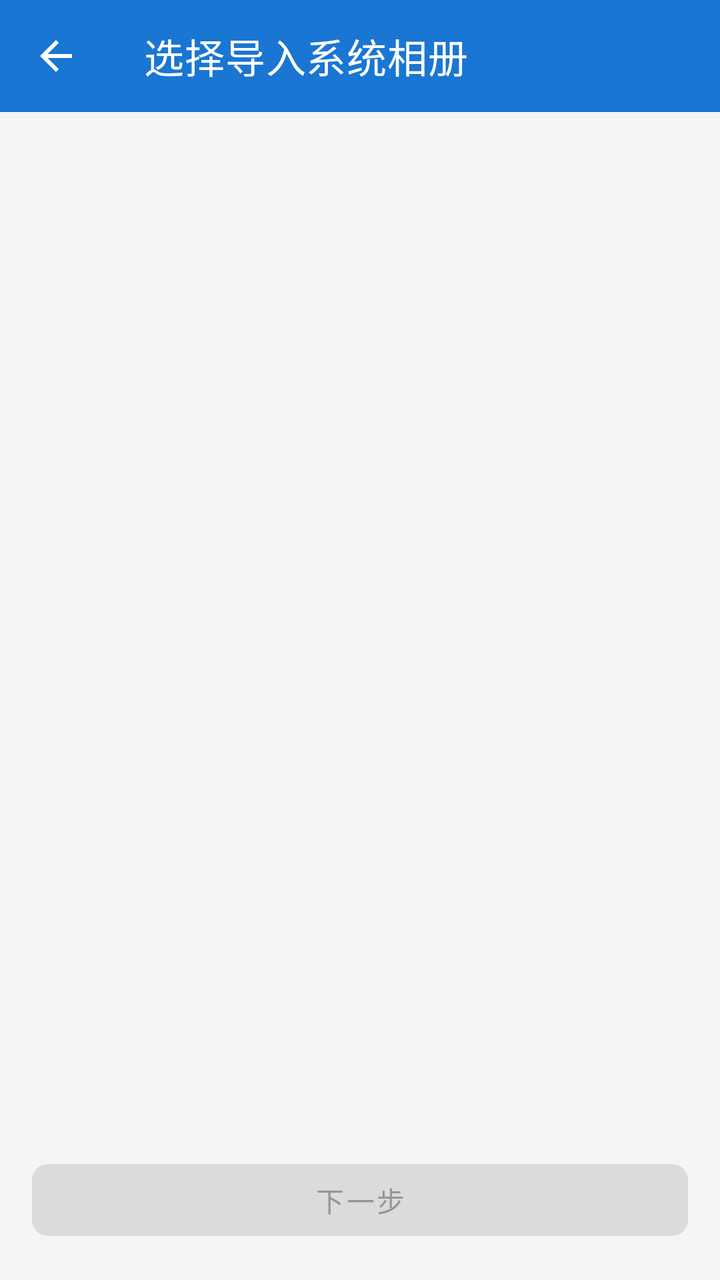
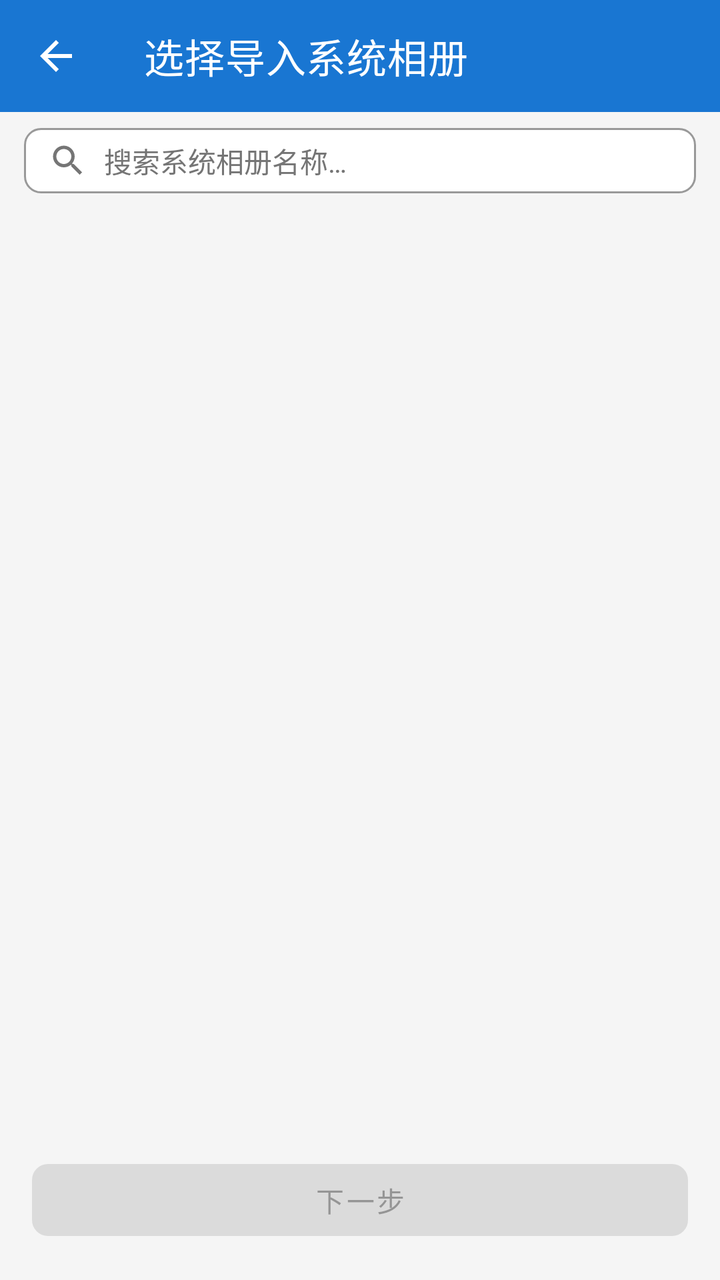

The first picture is an Android layout as it rendered before a commit; the second is the same layout after the commit. The layout source and the unified diff follow.
<!-- AndroidManifest.xml: application theme Theme.CategoricalGallery -->
<!-- res/layout/activity_import.xml -->
<?xml version="1.0" encoding="utf-8"?>
<LinearLayout xmlns:android="http://schemas.android.com/apk/res/android"
    xmlns:app="http://schemas.android.com/apk/res-auto"
    android:layout_width="match_parent"
    android:layout_height="match_parent"
    android:orientation="vertical"
    android:background="@color/colorBackground">

    <androidx.appcompat.widget.Toolbar
        android:id="@+id/toolbar"
        style="@style/ToolbarStyle"
        android:layout_width="match_parent"
        android:layout_height="?attr/actionBarSize"
        app:navigationIcon="@drawable/ic_back"
        app:title="@string/title_select_system_album" />

    <FrameLayout
        android:id="@+id/contentContainer"
        android:layout_width="match_parent"
        android:layout_height="0dp"
        android:layout_weight="1">

        
        <LinearLayout
            android:id="@+id/stateSelectAlbum"
            android:layout_width="match_parent"
            android:layout_height="match_parent"
            android:orientation="vertical"
            android:visibility="visible">

            <FrameLayout
                android:layout_width="match_parent"
                android:layout_height="0dp"
                android:layout_weight="1">

                <androidx.recyclerview.widget.RecyclerView
                    android:id="@+id/recyclerAlbums"
                    android:layout_width="match_parent"
                    android:layout_height="match_parent"
                    android:clipToPadding="false"
                    android:paddingTop="6dp"
                    android:paddingBottom="6dp"
                    android:scrollbars="vertical" />

                <TextView
                    android:id="@+id/textEmpty"
                    android:layout_width="wrap_content"
                    android:layout_height="wrap_content"
                    android:layout_gravity="center"
                    android:text="@string/empty_system_albums"
                    android:textColor="@color/colorEmptyText"
                    android:textSize="16sp"
                    android:visibility="gone" />
            </FrameLayout>

            <com.google.android.material.button.MaterialButton
                android:id="@+id/btnNextStep"
                android:layout_width="match_parent"
                android:layout_height="wrap_content"
                android:layout_margin="16dp"
                android:text="@string/btn_next_step"
                android:enabled="false"
                app:cornerRadius="8dp" />
        </LinearLayout>

        
        <LinearLayout
            android:id="@+id/stateSelectMode"
            android:layout_width="match_parent"
            android:layout_height="match_parent"
            android:orientation="vertical"
            android:visibility="gone"
            android:padding="20dp">

            <LinearLayout
                android:layout_width="match_parent"
                android:layout_height="0dp"
                android:layout_weight="1"
                android:orientation="vertical"
                android:gravity="center">

                <TextView
                    android:layout_width="match_parent"
                    android:layout_height="wrap_content"
                    android:text="@string/mode_move_desc"
                    android:textColor="@color/colorRed"
                    android:textSize="15sp"
                    android:lineSpacingExtra="2dp"
                    android:layout_marginBottom="28dp" />

                <TextView
                    android:layout_width="match_parent"
                    android:layout_height="wrap_content"
                    android:text="@string/mode_copy_desc"
                    android:textColor="@color/colorGreen"
                    android:textSize="15sp"
                    android:lineSpacingExtra="2dp" />
            </LinearLayout>

            <LinearLayout
                android:layout_width="match_parent"
                android:layout_height="wrap_content"
                android:orientation="horizontal">

                <com.google.android.material.button.MaterialButton
                    android:id="@+id/btnMoveMode"
                    android:layout_width="0dp"
                    android:layout_height="wrap_content"
                    android:layout_weight="1"
                    android:layout_marginEnd="8dp"
                    android:text="@string/btn_move_mode"
                    android:textColor="@color/white"
                    app:backgroundTint="@color/colorRed"
                    app:cornerRadius="8dp" />

                <com.google.android.material.button.MaterialButton
                    android:id="@+id/btnCopyMode"
                    android:layout_width="0dp"
                    android:layout_height="wrap_content"
                    android:layout_weight="1"
                    android:layout_marginStart="8dp"
                    android:text="@string/btn_copy_mode"
                    android:textColor="@color/white"
                    app:backgroundTint="@color/colorGreen"
                    app:cornerRadius="8dp" />
            </LinearLayout>
        </LinearLayout>

        
        <LinearLayout
            android:id="@+id/stateImporting"
            android:layout_width="match_parent"
            android:layout_height="match_parent"
            android:orientation="vertical"
            android:gravity="center"
            android:padding="40dp"
            android:visibility="gone">

            <TextView
                android:layout_width="wrap_content"
                android:layout_height="wrap_content"
                android:text="@string/importing_please_wait"
                android:textColor="@color/colorTextPrimary"
                android:textSize="16sp"
                android:layout_marginBottom="24dp" />

            <ProgressBar
                android:id="@+id/progressBar"
                style="?android:attr/progressBarStyleHorizontal"
                android:layout_width="match_parent"
                android:layout_height="wrap_content"
                android:max="100"
                android:progress="0" />

            <TextView
                android:id="@+id/textProgress"
                android:layout_width="wrap_content"
                android:layout_height="wrap_content"
                android:layout_marginTop="12dp"
                android:text="0%"
                android:textColor="@color/colorTextSecondary"
                android:textSize="14sp" />
        </LinearLayout>

        
        <FrameLayout
            android:id="@+id/stateComplete"
            android:layout_width="match_parent"
            android:layout_height="match_parent"
            android:visibility="gone">

            <LinearLayout
                android:layout_width="wrap_content"
                android:layout_height="wrap_content"
                android:layout_gravity="center"
                android:orientation="vertical"
                android:gravity="center">

                <ImageView
                    android:layout_width="96dp"
                    android:layout_height="96dp"
                    android:src="@drawable/ic_check_circle"
                    android:contentDescription="@string/import_success" />

                <TextView
                    android:layout_width="wrap_content"
                    android:layout_height="wrap_content"
                    android:layout_marginTop="16dp"
                    android:text="@string/import_success"
                    android:textColor="@color/colorTextPrimary"
                    android:textSize="20sp"
                    android:textStyle="bold" />
            </LinearLayout>

            <com.google.android.material.button.MaterialButton
                android:id="@+id/btnFinishExit"
                android:layout_width="wrap_content"
                android:layout_height="wrap_content"
                android:layout_gravity="bottom|end"
                android:layout_margin="16dp"
                android:text="@string/btn_finish_exit"
                app:cornerRadius="8dp" />
        </FrameLayout>
    </FrameLayout>
</LinearLayout>
<!-- resources referenced by this layout -->
<resources>
  <color name="colorBackground">#FFF5F5F5</color>
  <color name="colorEmptyText">#FF9E9E9E</color>
  <color name="colorGreen">#FF2E7D32</color>
  <color name="colorRed">#FFD32F2F</color>
  <color name="colorTextPrimary">#FF212121</color>
  <color name="colorTextSecondary">#FF757575</color>
  <color name="white">#FFFFFFFF</color>
  <!-- drawable ic_back (drawable) -->
  <vector xmlns:android="http://schemas.android.com/apk/res/android"
      android:width="24dp" android:height="24dp"
      android:viewportWidth="24" android:viewportHeight="24"
      android:tint="@color/white">
      <path android:fillColor="@android:color/white"
          android:pathData="M20,11H7.83l5.59,-5.59L12,4l-8,8 8,8 1.41,-1.41L7.83,13H20v-2z"/>
  </vector>
  <!-- drawable ic_check_circle (drawable) -->
  <vector xmlns:android="http://schemas.android.com/apk/res/android"
      android:width="48dp" android:height="48dp"
      android:viewportWidth="24" android:viewportHeight="24">
      <path android:fillColor="@color/colorGreenCheck"
          android:pathData="M12,2C6.48,2 2,6.48 2,12s4.48,10 10,10 10,-4.48 10,-10S17.52,2 12,2zM10,17l-5,-5 1.41,-1.41L10,14.17l7.59,-7.59L19,8l-9,9z"/>
  </vector>
  <string name="btn_copy_mode">复制模式</string>
  <string name="btn_finish_exit">完成并退出</string>
  <string name="btn_move_mode">移动模式</string>
  <string name="btn_next_step">下一步</string>
  <string name="empty_system_albums">暂无系统相册</string>
  <string name="import_success">导入成功</string>
  <string name="importing_please_wait">正在导入，请稍候…</string>
  <string name="mode_copy_desc">复制模式（建议）：将系统相册照片复制到本应用工作目录内，不删除原来的相册。注意本应用工作目录内的副本和系统相册目录内的原件相互独立，互不影响，如果要丢弃原件，需要手动删除。</string>
  <string name="mode_move_desc">移动模式（不建议）：先将系统相册照片复制到本应用工作目录内，再删除原来的相册和图片。</string>
  <string name="title_select_system_album">选择导入系统相册</string>
  <style name="ToolbarStyle" parent="Widget.MaterialComponents.Toolbar">
          <item name="android:background">@color/colorPrimary</item>
          <item name="titleTextColor">@color/white</item>
          <item name="android:minHeight">56dp</item>
      </style>
  <color name="colorGreenCheck">#FF4CAF50</color>
  <color name="colorPrimary">#FF1976D2</color>
  <color name="colorPrimaryDark">#FF0D47A1</color>
  <color name="colorAccent">#FF448AFF</color>
  <color name="black">#FF000000</color>
  <color name="colorSurface">#FFFFFFFF</color>
  <!-- unchanged entries left out for length: 1 -->
</resources>

<!-- the commit's change to res/layout/activity_import.xml (unified diff, before → after) -->
@@ -27,6 +27,57 @@
             android:layout_height="match_parent"
             android:orientation="vertical"
             android:visibility="visible">
+
+            
+            <LinearLayout
+                android:id="@+id/layoutSearch"
+                android:layout_width="match_parent"
+                android:layout_height="wrap_content"
+                android:orientation="horizontal"
+                android:gravity="center_vertical"
+                android:layout_marginStart="12dp"
+                android:layout_marginEnd="12dp"
+                android:layout_marginTop="8dp"
+                android:layout_marginBottom="4dp"
+                android:background="@drawable/bg_search_input"
+                android:paddingStart="12dp"
+                android:paddingEnd="8dp"
+                android:paddingTop="6dp"
+                android:paddingBottom="6dp">
+
+                <ImageView
+                    android:layout_width="20dp"
+                    android:layout_height="20dp"
+                    android:src="@drawable/ic_search"
+                    android:contentDescription="@string/search_system_album_hint" />
+
+                <EditText
+                    android:id="@+id/etSearchAlbum"
+                    android:layout_width="0dp"
+                    android:layout_height="wrap_content"
+                    android:layout_weight="1"
+                    android:layout_marginStart="8dp"
+                    android:layout_marginEnd="4dp"
+                    android:background="@null"
+                    android:hint="@string/search_system_album_hint"
+                    android:imeOptions="actionSearch"
+                    android:inputType="text"
+                    android:maxLines="1"
+                    android:singleLine="true"
+                    android:textColor="@color/colorTextPrimary"
+                    android:textColorHint="@color/colorTextSecondary"
+                    android:textSize="14sp" />
+
+                <ImageView
+                    android:id="@+id/btnClearSearch"
+                    android:layout_width="28dp"
+                    android:layout_height="28dp"
+                    android:padding="4dp"
+                    android:src="@drawable/ic_close"
+                    android:background="?attr/selectableItemBackgroundBorderless"
+                    android:contentDescription="@string/btn_cancel"
+                    android:visibility="gone" />
+            </LinearLayout>
 
             <FrameLayout
                 android:layout_width="match_parent"
<!-- resource entries referenced after the edit -->
@@ -7,6 +7,16 @@
   <color name="colorTextPrimary">#FF212121</color>
   <color name="colorTextSecondary">#FF757575</color>
   <color name="white">#FFFFFFFF</color>
+  <!-- drawable bg_search_input (drawable) -->
+  <?xml version="1.0" encoding="utf-8"?>
+  <shape xmlns:android="http://schemas.android.com/apk/res/android"
+      android:shape="rectangle">
+      <solid android:color="@color/colorSurface" />
+      <corners android:radius="8dp" />
+      <stroke
+          android:width="1dp"
+          android:color="@color/colorDivider" />
+  </shape>
   <!-- drawable ic_back (drawable) -->
   <vector xmlns:android="http://schemas.android.com/apk/res/android"
       android:width="24dp" android:height="24dp"
@@ -22,6 +32,27 @@
       <path android:fillColor="@color/colorGreenCheck"
           android:pathData="M12,2C6.48,2 2,6.48 2,12s4.48,10 10,10 10,-4.48 10,-10S17.52,2 12,2zM10,17l-5,-5 1.41,-1.41L10,14.17l7.59,-7.59L19,8l-9,9z"/>
   </vector>
+  <!-- drawable ic_close (drawable) -->
+  <vector xmlns:android="http://schemas.android.com/apk/res/android"
+      android:width="24dp"
+      android:height="24dp"
+      android:viewportWidth="24"
+      android:viewportHeight="24">
+      <path
+          android:fillColor="@color/colorTextSecondary"
+          android:pathData="M19,6.41L17.59,5 12,10.59 6.41,5 5,6.41 10.59,12 5,17.59 6.41,19 12,13.41 17.59,19 19,17.59 13.41,12z" />
+  </vector>
+  <!-- drawable ic_search (drawable) -->
+  <vector xmlns:android="http://schemas.android.com/apk/res/android"
+      android:width="24dp"
+      android:height="24dp"
+      android:viewportWidth="24"
+      android:viewportHeight="24">
+      <path
+          android:fillColor="@color/colorTextSecondary"
+          android:pathData="M15.5,14h-0.79l-0.28,-0.27C15.41,12.59 16,11.11 16,9.5 16,5.91 13.09,3 9.5,3S3,5.91 3,9.5 5.91,16 9.5,16c1.61,0 3.09,-0.59 4.23,-1.57l0.27,0.28v0.79l5,4.99L20.49,19l-4.99,-5zm-6,0C7.01,14 5,11.99 5,9.5S7.01,5 9.5,5 14,7.01 14,9.5 11.99,14 9.5,14z" />
+  </vector>
+  <string name="btn_cancel">取消</string>
   <string name="btn_copy_mode">复制模式</string>
   <string name="btn_finish_exit">完成并退出</string>
   <string name="btn_move_mode">移动模式</string>
@@ -31,6 +62,7 @@
   <string name="importing_please_wait">正在导入，请稍候…</string>
   <string name="mode_copy_desc">复制模式（建议）：将系统相册照片复制到本应用工作目录内，不删除原来的相册。注意本应用工作目录内的副本和系统相册目录内的原件相互独立，互不影响，如果要丢弃原件，需要手动删除。</string>
   <string name="mode_move_desc">移动模式（不建议）：先将系统相册照片复制到本应用工作目录内，再删除原来的相册和图片。</string>
+  <string name="search_system_album_hint">搜索系统相册名称…</string>
   <string name="title_select_system_album">选择导入系统相册</string>
   <style name="ToolbarStyle" parent="Widget.MaterialComponents.Toolbar">
           <item name="android:background">@color/colorPrimary</item>
@@ -43,6 +75,7 @@
   <color name="colorAccent">#FF448AFF</color>
   <color name="black">#FF000000</color>
   <color name="colorSurface">#FFFFFFFF</color>
+  <color name="colorDivider">#FF999999</color>
   <!-- unchanged entries left out for length: 1 -->
 </resources>
 
